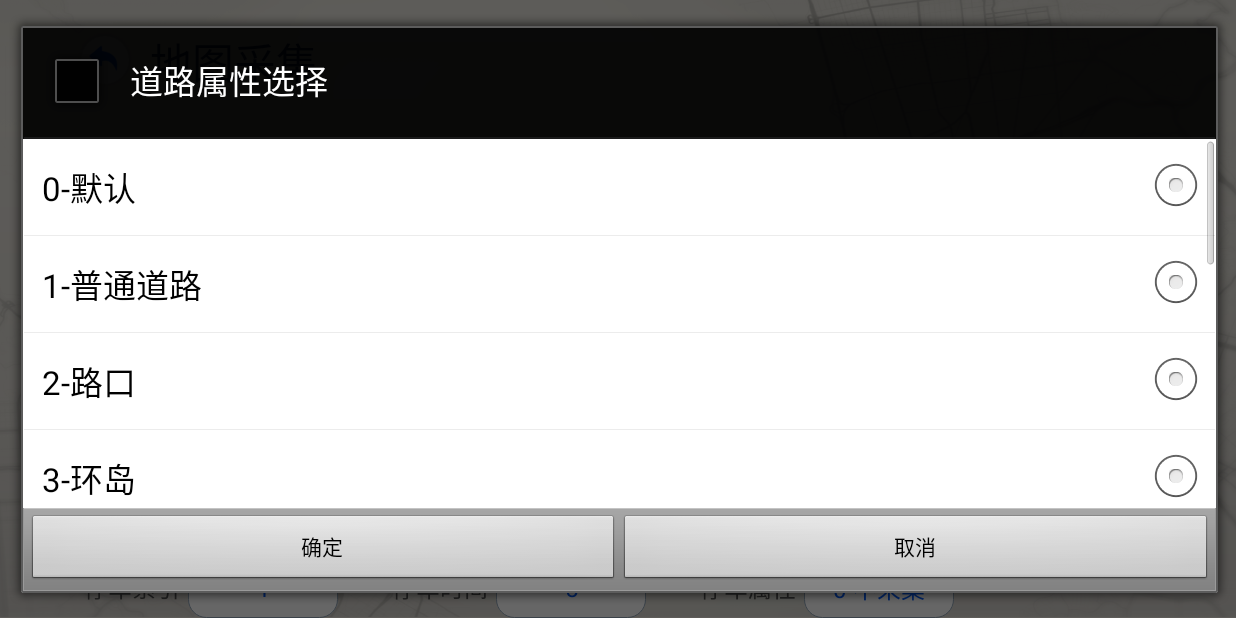
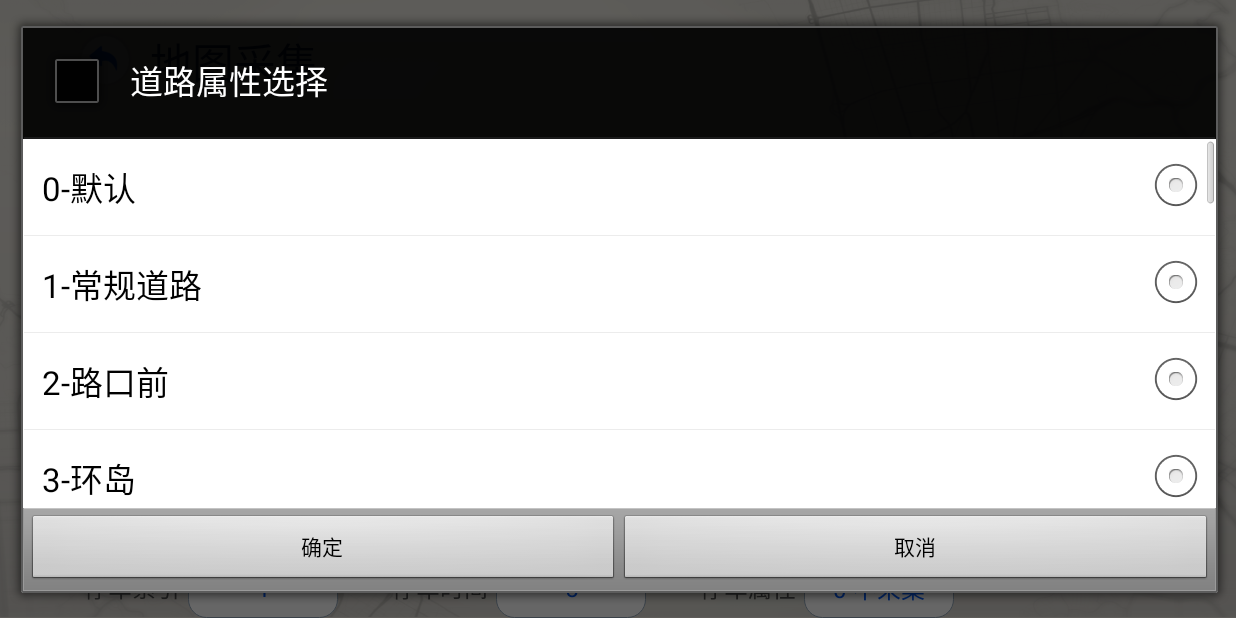
Before and after one commit to lishangnian/wanji, an Android app: the CollectRoadsActivity1 screen opened directly, with no data from a screen before it, after a tap on "0-默认", on a phone screen of 824 x 412 dp (held sideways). Run offline under Robolectric (Android 15) with nearby library versions, the light colour scheme and no system bars.

Commit message:
去掉万集logo重新一版

```diff
--- a/app/build.gradle
+++ b/app/build.gradle
@@ -7,7 +7,7 @@ android {
         minSdkVersion 16
         targetSdkVersion 29
         versionCode 16
-        versionName "1.1.02"
+        versionName "1.1.04"
         testInstrumentationRunner "android.support.test.runner.AndroidJUnitRunner"
         ndk {
             abiFilters "armeabi", "armeabi-v7a", "x86"
@@ -48,7 +48,6 @@ android {
         }
     }
 
-
 }
 
 dependencies {
--- a/app/src/main/java/com/enjoy/wanji/entity/DataStorageUtil.java
+++ b/app/src/main/java/com/enjoy/wanji/entity/DataStorageUtil.java
@@ -17,7 +17,7 @@ public class DataStorageUtil {
 
 
     private static List<String> collectMapNameList = new ArrayList<>();
-    private static List<String> speedList = new ArrayList<>();
+    private static List<String> speedList = new ArrayList<>();    //地图属性--速度
     private static List<String> stopPropertyList = new ArrayList<>();
     private static List<String> stopTimeList = new ArrayList<>();
     private static List<String> stopIndexList = new ArrayList<>(); //停车索引列表
@@ -43,11 +43,16 @@ public class DataStorageUtil {
     public static List<String> getMapLaneList() {
 //        1--4 单道， 右车道、中间车道、左车道
         if (mapLaneList.size() == 0) {
-            mapLaneList.add("1-单道");
-            mapLaneList.add("2-右车道");
-            mapLaneList.add("3-中间车道");
-            mapLaneList.add("4-左车道");
-            mapLaneList.add("5-借道");
+//            mapLaneList.add("1-单道");
+//            mapLaneList.add("2-右车道");
+//            mapLaneList.add("3-中间车道");
+//            mapLaneList.add("4-左车道");
+//            mapLaneList.add("5-借道");
+
+//            1-20 不是汉字纯数字
+            for (int i = 1; i <= 20; i++) {
+                mapLaneList.add(i + "-" + i);
+            }
         }
         return mapLaneList;
     }
@@ -156,16 +161,25 @@ public class DataStorageUtil {
     public static List<String> getRoadPropertyList() {
         if (speedList.size() == 0) {
             speedList.add("0-默认");
-            speedList.add("1-普通道路");
-            speedList.add("2-路口");
+//            speedList.add("1-普通道路");
+            speedList.add("1-常规道路");
+//            speedList.add("2-路口");
+            speedList.add("2-路口前");
             speedList.add("3-环岛");
-            speedList.add("4-匝道");
+//            speedList.add("4-匝道");
+            speedList.add("4-闸机");
             speedList.add("5-水平泊车");
             speedList.add("6-垂直泊车");
             speedList.add("7-隧道");
             speedList.add("8-路口中");
-            speedList.add("9-路口后段");
-            speedList.add("10-预留2");
+            speedList.add("9-路口后");
+            speedList.add("10-匝道");
+            speedList.add("11-路边停车");
+//            12~20---预留
+            for (int i = 12; i <= 20; i++) {
+                speedList.add(i + "-预留");
+            }
+
         }
         return speedList;
     }
--- a/app/src/main/java/com/enjoy/wanji/service/EnjoySocketService.java
+++ b/app/src/main/java/com/enjoy/wanji/service/EnjoySocketService.java
@@ -4,9 +4,10 @@ import android.app.IntentService;
 import android.content.Intent;
 import android.os.SystemClock;
 //import android.support.annotation.Nullable;
+import android.support.annotation.Nullable;
 import android.util.Log;
 
-import androidx.annotation.Nullable;
+//import androidx.annotation.Nullable;
 
 import com.enjoy.wanji.EnjoyTrainShipApplication;
 import com.enjoy.wanji.Global;
--- a/app/src/main/res/layout-land/activity_main.xml
+++ b/app/src/main/res/layout-land/activity_main.xml
@@ -27,7 +27,7 @@
         android:background="@color/titleColorBackgroundWhite"
         android:gravity="center_vertical"
         android:orientation="horizontal">
-
+<!--
         <ImageView
             android:layout_width="160dp"
             android:layout_height="match_parent"
@@ -35,7 +35,7 @@
             android:layout_marginStart="20dp"
             android:layout_marginRight="20dp"
             android:src="@drawable/company_logo" />
-
+-->
         <include
             layout="@layout/head_show_layout"
             android:layout_width="wrap_content"
--- a/app/src/main/res/values/dimens.xml
+++ b/app/src/main/res/values/dimens.xml
@@ -2,4 +2,6 @@
     <!-- Default screen margins, per the Android Design guidelines. -->
     <dimen name="activity_horizontal_margin">16dp</dimen>
     <dimen name="activity_vertical_margin">16dp</dimen>
+    <dimen name="activity_main_stop_button_width">180dp</dimen>
+    <dimen name="activity_main_stop_button_height">50dp</dimen>
 </resources>
```
